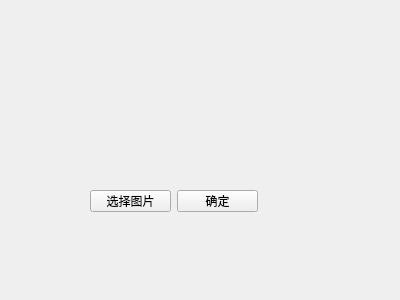
The window that opencv_cvtColor/opencv_2YUV/ControlItem.ui (ngzHappy/oct2) describes before a commit, drawn with Qt 5.
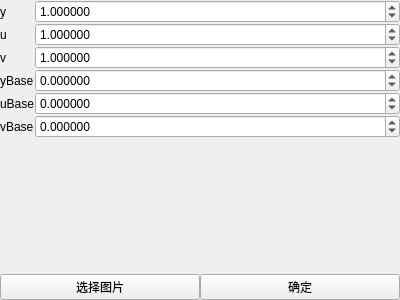
The same window after the commit.

```diff
--- a/opencv_cvtColor/opencv_2YUV/ControlItem.ui
+++ b/opencv_cvtColor/opencv_2YUV/ControlItem.ui
@@ -13,32 +13,210 @@
   <property name="windowTitle">
    <string>Form</string>
   </property>
-  <widget class="QWidget" name="">
-   <property name="geometry">
-    <rect>
-     <x>90</x>
-     <y>190</y>
-     <width>168</width>
-     <height>22</height>
-    </rect>
+  <layout class="QVBoxLayout" name="verticalLayout">
+   <property name="spacing">
+    <number>0</number>
    </property>
-   <layout class="QHBoxLayout" name="horizontalLayout">
-    <item>
-     <widget class="QPushButton" name="select_image_button">
-      <property name="text">
-       <string>选择图片</string>
-      </property>
-     </widget>
-    </item>
-    <item>
-     <widget class="QPushButton" name="do_button">
-      <property name="text">
-       <string>确定</string>
-      </property>
-     </widget>
-    </item>
-   </layout>
-  </widget>
+   <property name="leftMargin">
+    <number>0</number>
+   </property>
+   <property name="topMargin">
+    <number>0</number>
+   </property>
+   <property name="rightMargin">
+    <number>0</number>
+   </property>
+   <property name="bottomMargin">
+    <number>0</number>
+   </property>
+   <item>
+    <layout class="QFormLayout" name="formLayout">
+     <property name="horizontalSpacing">
+      <number>0</number>
+     </property>
+     <property name="verticalSpacing">
+      <number>0</number>
+     </property>
+     <item row="0" column="0">
+      <widget class="QLabel" name="yLabel">
+       <property name="text">
+        <string>y</string>
+       </property>
+      </widget>
+     </item>
+     <item row="0" column="1">
+      <widget class="QDoubleSpinBox" name="yDoubleSpinBox">
+       <property name="decimals">
+        <number>6</number>
+       </property>
+       <property name="minimum">
+        <double>-255.000000000000000</double>
+       </property>
+       <property name="maximum">
+        <double>255.000000000000000</double>
+       </property>
+       <property name="singleStep">
+        <double>0.050000000000000</double>
+       </property>
+       <property name="value">
+        <double>1.000000000000000</double>
+       </property>
+      </widget>
+     </item>
+     <item row="1" column="0">
+      <widget class="QLabel" name="uLabel">
+       <property name="text">
+        <string>u</string>
+       </property>
+      </widget>
+     </item>
+     <item row="1" column="1">
+      <widget class="QDoubleSpinBox" name="uDoubleSpinBox">
+       <property name="decimals">
+        <number>6</number>
+       </property>
+       <property name="minimum">
+        <double>-255.000000000000000</double>
+       </property>
+       <property name="maximum">
+        <double>255.000000000000000</double>
+       </property>
+       <property name="singleStep">
+        <double>0.050000000000000</double>
+       </property>
+       <property name="value">
+        <double>1.000000000000000</double>
+       </property>
+      </widget>
+     </item>
+     <item row="2" column="0">
+      <widget class="QLabel" name="vLabel">
+       <property name="text">
+        <string>v</string>
+       </property>
+      </widget>
+     </item>
+     <item row="2" column="1">
+      <widget class="QDoubleSpinBox" name="vDoubleSpinBox">
+       <property name="decimals">
+        <number>6</number>
+       </property>
+       <property name="minimum">
+        <double>-255.000000000000000</double>
+       </property>
+       <property name="maximum">
+        <double>255.000000000000000</double>
+       </property>
+       <property name="singleStep">
+        <double>0.050000000000000</double>
+       </property>
+       <property name="value">
+        <double>1.000000000000000</double>
+       </property>
+      </widget>
+     </item>
+     <item row="3" column="0">
+      <widget class="QLabel" name="yBaseLabel">
+       <property name="text">
+        <string>yBase</string>
+       </property>
+      </widget>
+     </item>
+     <item row="3" column="1">
+      <widget class="QDoubleSpinBox" name="yBaseDoubleSpinBox">
+       <property name="decimals">
+        <number>6</number>
+       </property>
+       <property name="minimum">
+        <double>-255.000000000000000</double>
+       </property>
+       <property name="maximum">
+        <double>255.000000000000000</double>
+       </property>
+       <property name="singleStep">
+        <double>0.050000000000000</double>
+       </property>
+       <property name="value">
+        <double>0.000000000000000</double>
+       </property>
+      </widget>
+     </item>
+     <item row="4" column="0">
+      <widget class="QLabel" name="uBaseLabel">
+       <property name="text">
+        <string>uBase</string>
+       </property>
+      </widget>
+     </item>
+     <item row="4" column="1">
+      <widget class="QDoubleSpinBox" name="uBaseDoubleSpinBox">
+       <property name="decimals">
+        <number>6</number>
+       </property>
+       <property name="minimum">
+        <double>-255.000000000000000</double>
+       </property>
+       <property name="maximum">
+        <double>255.000000000000000</double>
+       </property>
+       <property name="singleStep">
+        <double>0.050000000000000</double>
+       </property>
+       <property name="value">
+        <double>0.000000000000000</double>
+       </property>
+      </widget>
+     </item>
+     <item row="5" column="0">
+      <widget class="QLabel" name="vBaseLabel">
+       <property name="text">
+        <string>vBase</string>
+       </property>
+      </widget>
+     </item>
+     <item row="5" column="1">
+      <widget class="QDoubleSpinBox" name="vBaseDoubleSpinBox">
+       <property name="decimals">
+        <number>6</number>
+       </property>
+       <property name="minimum">
+        <double>-255.000000000000000</double>
+       </property>
+       <property name="maximum">
+        <double>255.000000000000000</double>
+       </property>
+       <property name="singleStep">
+        <double>0.050000000000000</double>
+       </property>
+       <property name="value">
+        <double>0.000000000000000</double>
+       </property>
+      </widget>
+     </item>
+    </layout>
+   </item>
+   <item>
+    <layout class="QHBoxLayout" name="horizontalLayout">
+     <property name="spacing">
+      <number>0</number>
+     </property>
+     <item>
+      <widget class="QPushButton" name="select_image_button">
+       <property name="text">
+        <string>选择图片</string>
+       </property>
+      </widget>
+     </item>
+     <item>
+      <widget class="QPushButton" name="do_button">
+       <property name="text">
+        <string>确定</string>
+       </property>
+      </widget>
+     </item>
+    </layout>
+   </item>
+  </layout>
  </widget>
  <resources/>
  <connections/>
```
Left out of the diff: 99 changed lines with no effect on the pictures.
